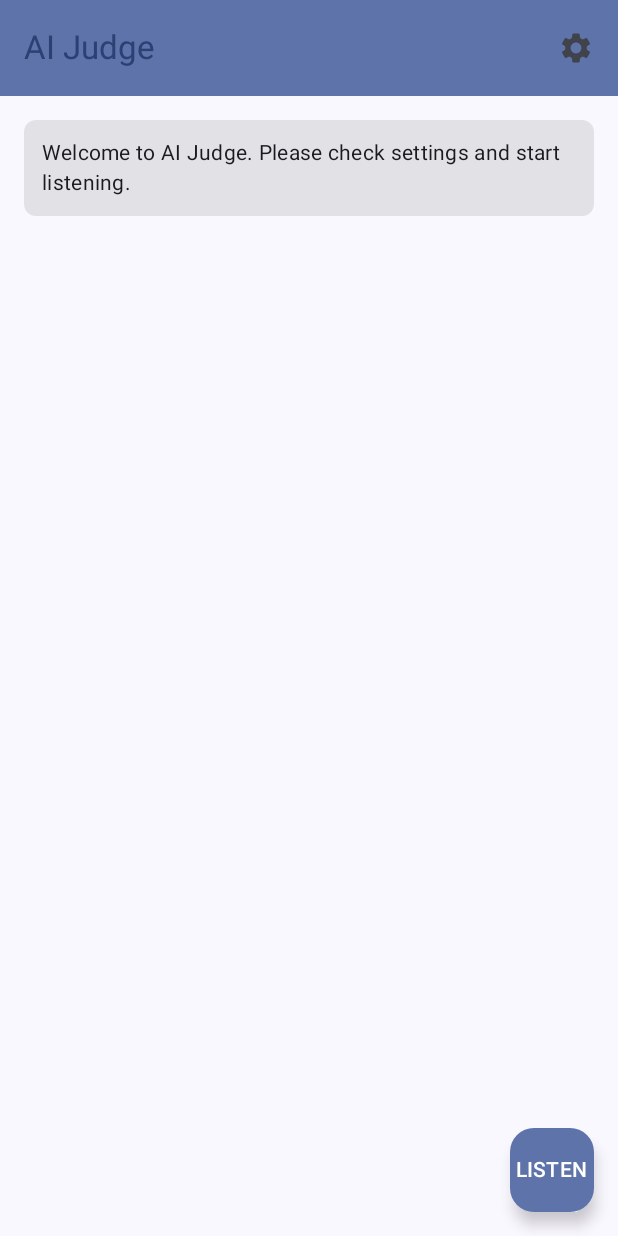
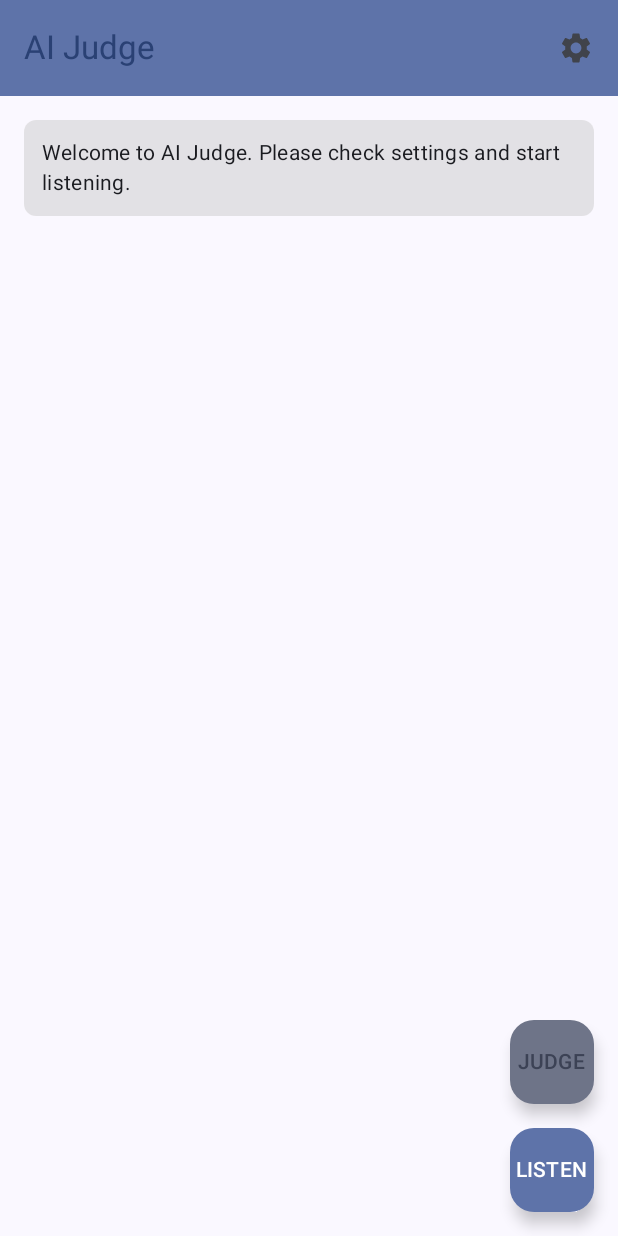
Before and after one commit to 8DE4732A/ai_judge, an Android app built with Jetpack Compose: the chat screen opened through its navigation route, on a phone screen of 412 x 824 dp. Run offline under Robolectric (Android 15) with nearby library versions, the phone set to English and light mode, and no system bars.

Commit message:
feat: Add manual judging trigger and disable automatic judging
This commit introduces a "JUDGE" button on the chat screen, allowing users to manually trigger the LLM judgment process. Previously, judgment was automatically requested after speech-to-text endpoint detection, but this has now been disabled.

Key changes:
- Added a `btn_judge` string resource for the new button.
- Introduced `isJudging` state in `MainViewModel` to track the judging process and prevent concurrent requests.
- Implemented a public `requestJudge()` function in the ViewModel to be called from the UI.
- Updated `MainActivity` to display the "JUDGE" FAB, which shows an in-progress state and is hidden during active listening.
- Removed the automatic call to `processJudgeResponse()` after STT endpoint detection.

```diff
--- a/app/src/main/java/win/liuping/aijudge/MainActivity.kt
+++ b/app/src/main/java/win/liuping/aijudge/MainActivity.kt
@@ -4,6 +4,9 @@ import android.os.Bundle
 import androidx.activity.ComponentActivity
 import androidx.activity.compose.setContent
 import androidx.activity.viewModels
+import androidx.compose.foundation.layout.Column
+import androidx.compose.foundation.layout.Spacer
+import androidx.compose.foundation.layout.height
 import androidx.compose.foundation.layout.padding
 import androidx.compose.material.icons.Icons
 import androidx.compose.material.icons.filled.ArrowBack
@@ -22,6 +25,7 @@ import androidx.compose.runtime.collectAsState
 import androidx.compose.runtime.getValue
 import androidx.compose.ui.Modifier
 import androidx.compose.ui.res.stringResource
+import androidx.compose.ui.unit.dp
 import androidx.navigation.compose.NavHost
 import androidx.navigation.compose.composable
 import androidx.navigation.compose.currentBackStackEntryAsState
@@ -46,6 +50,7 @@ class MainActivity : ComponentActivity() {
                 val messages by viewModel.messages.collectAsState()
                 val settings by viewModel.settings.collectAsState()
                 val isListening by viewModel.isListening.collectAsState()
+                val isJudging by viewModel.isJudging.collectAsState()
                 val sttDownloadStatus by viewModel.sttDownloadStatus.collectAsState()
                 val ttsDownloadStatus by viewModel.ttsDownloadStatus.collectAsState()
 
@@ -98,6 +103,18 @@ class MainActivity : ComponentActivity() {
                     },
                     floatingActionButton = {
                         if (currentRoute == "chat") {
+                            Column(horizontalAlignment = androidx.compose.ui.Alignment.End) {
+                                if (!isListening) {
+                                    FloatingActionButton(
+                                        onClick = { viewModel.requestJudge() },
+                                        containerColor = MaterialTheme.colorScheme.secondaryContainer,
+                                        contentColor = MaterialTheme.colorScheme.secondary
+                                    ) {
+                                        Text(if (isJudging) "..." else stringResource(R.string.btn_judge))
+                                    }
+                                    Spacer(modifier = Modifier.height(16.dp))
+                                }
+
                                 FloatingActionButton(
                                     onClick = {
                                         if (isListening) {
@@ -116,6 +133,7 @@ class MainActivity : ComponentActivity() {
                                     },
                                 ) {
                                     Text(if (isListening) stringResource(R.string.btn_stop) else stringResource(R.string.btn_listen))
+                                }
                             }
                         }
                     }
--- a/app/src/main/res/values/strings.xml
+++ b/app/src/main/res/values/strings.xml
@@ -6,6 +6,7 @@
     <string name="mic_permission_denied">Microphone permission denied</string>
     <string name="btn_stop">STOP</string>
     <string name="btn_listen">LISTEN</string>
+    <string name="btn_judge">JUDGE</string>
 
     <!-- Settings Screen -->
     <string name="llm_settings_header">LLM Settings</string>
```
Also changed, not shown: app/src/main/java/win/liuping/aijudge/viewmodel/MainViewModel.kt (+9 -2 lines), 1 other file. Lines whose indentation alone changed are shown as unchanged.
